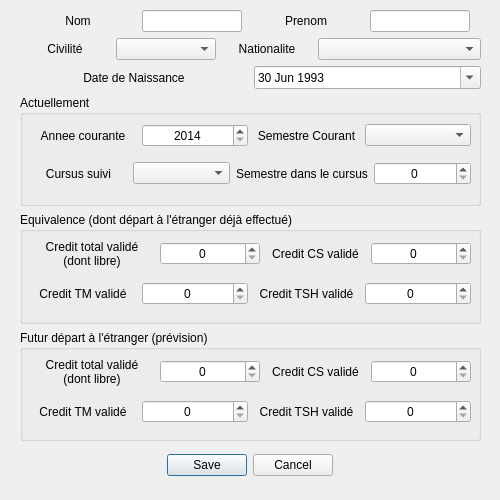
This is root/src/gui/dialogAjouterDossier.ui in mikegrevelinger/LO21_Project as Qt 5 draws it before an edit. The edited form follows.
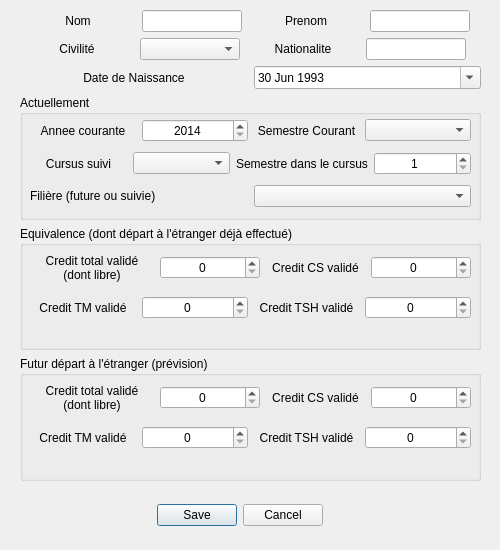
This is the edited form.

What changed in the file:
```diff
--- a/root/src/gui/dialogAjouterDossier.ui
+++ b/root/src/gui/dialogAjouterDossier.ui
@@ -7,7 +7,7 @@
     <x>0</x>
     <y>0</y>
     <width>500</width>
-    <height>500</height>
+    <height>550</height>
    </rect>
   </property>
   <property name="windowTitle">
@@ -16,8 +16,8 @@
   <widget class="QDialogButtonBox" name="buttonBox">
    <property name="geometry">
     <rect>
-     <x>150</x>
-     <y>450</y>
+     <x>140</x>
+     <y>500</y>
      <width>200</width>
      <height>30</height>
     </rect>
@@ -44,7 +44,7 @@
      <x>20</x>
      <y>10</y>
      <width>461</width>
-     <height>431</height>
+     <height>471</height>
     </rect>
    </property>
    <layout class="QVBoxLayout" name="verticalLayout">
@@ -152,7 +152,14 @@
        </widget>
       </item>
       <item>
-       <widget class="QComboBox" name="comboBox_2"/>
+       <widget class="QLineEdit" name="lineNatioEtu">
+        <property name="maximumSize">
+         <size>
+          <width>100</width>
+          <height>16777215</height>
+         </size>
+        </property>
+       </widget>
       </item>
      </layout>
     </item>
@@ -189,7 +196,13 @@
       <property name="minimumSize">
        <size>
         <width>0</width>
-        <height>110</height>
+        <height>125</height>
+       </size>
+      </property>
+      <property name="maximumSize">
+       <size>
+        <width>16777215</width>
+        <height>450</height>
        </size>
       </property>
       <property name="title">
@@ -201,7 +214,7 @@
          <x>10</x>
          <y>20</y>
          <width>441</width>
-         <height>81</height>
+         <height>99</height>
         </rect>
        </property>
        <layout class="QVBoxLayout" name="verticalLayout_2">
@@ -281,6 +294,9 @@
             <property name="alignment">
              <set>Qt::AlignCenter</set>
             </property>
+            <property name="minimum">
+             <number>1</number>
+            </property>
             <property name="maximum">
              <number>10</number>
             </property>
@@ -288,6 +304,24 @@
           </item>
          </layout>
         </item>
+        <item>
+         <layout class="QVBoxLayout" name="verticalLayout_5">
+          <item>
+           <layout class="QHBoxLayout" name="horizontalLayout_2">
+            <item>
+             <widget class="QLabel" name="guynkl">
+              <property name="text">
+               <string>Filière (future ou suivie)</string>
+              </property>
+             </widget>
+            </item>
+            <item>
+             <widget class="QComboBox" name="filiereEtu"/>
+            </item>
+           </layout>
+          </item>
+         </layout>
+        </item>
        </layout>
       </widget>
      </widget>
@@ -365,6 +399,9 @@
             <property name="maximum">
              <number>100</number>
             </property>
+            <property name="value">
+             <number>0</number>
+            </property>
            </widget>
           </item>
          </layout>
@@ -392,6 +429,9 @@
             <property name="maximum">
              <number>100</number>
             </property>
+            <property name="value">
+             <number>0</number>
+            </property>
            </widget>
           </item>
           <item>
@@ -412,8 +452,14 @@
             <property name="alignment">
              <set>Qt::AlignCenter</set>
             </property>
+            <property name="minimum">
+             <number>0</number>
+            </property>
             <property name="maximum">
-             <number>10</number>
+             <number>100</number>
+            </property>
+            <property name="value">
+             <number>0</number>
             </property>
            </widget>
           </item>
@@ -496,6 +542,9 @@
             <property name="maximum">
              <number>100</number>
             </property>
+            <property name="value">
+             <number>0</number>
+            </property>
            </widget>
           </item>
          </layout>
@@ -523,6 +572,9 @@
             <property name="maximum">
              <number>100</number>
             </property>
+            <property name="value">
+             <number>0</number>
+            </property>
            </widget>
           </item>
           <item>
@@ -543,8 +595,14 @@
             <property name="alignment">
              <set>Qt::AlignCenter</set>
             </property>
+            <property name="minimum">
+             <number>0</number>
+            </property>
             <property name="maximum">
-             <number>10</number>
+             <number>100</number>
+            </property>
+            <property name="value">
+             <number>0</number>
             </property>
            </widget>
           </item>
```
Left out of the diff: 30 changed lines with no effect on the pictures.
